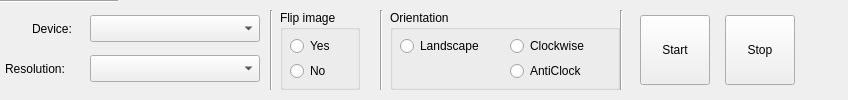
Before: the Qt Designer form Samples/Linux/TopsensRealSense/panel.ui in Topsens/3DVision, drawn with Qt 5.
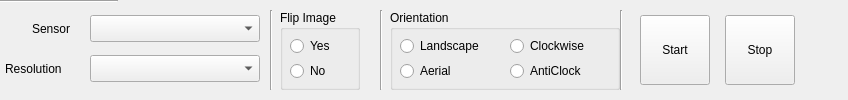
After: the same form once the commit is applied.

Commit message: Add V1.8.1: Add image aerial direction; Add ROS platform support and corresponding sample programs; SDK and sample programs optimization.

What changed in the file:
```diff
--- a/Samples/Linux/TopsensRealSense/panel.ui
+++ b/Samples/Linux/TopsensRealSense/panel.ui
@@ -46,7 +46,7 @@
     </rect>
    </property>
    <property name="text">
-    <string>Resolution:</string>
+    <string>Resolution</string>
    </property>
   </widget>
   <widget class="QPushButton" name="start">
@@ -85,7 +85,7 @@
     </rect>
    </property>
    <property name="text">
-    <string>Device:</string>
+    <string>Sensor</string>
    </property>
   </widget>
   <widget class="QComboBox" name="device">
@@ -108,7 +108,7 @@
     </rect>
    </property>
    <property name="title">
-    <string>Flip image</string>
+    <string>Flip Image</string>
    </property>
    <widget class="QRadioButton" name="flipYes">
     <property name="geometry">
@@ -214,11 +214,19 @@
      <string>AntiClock</string>
     </property>
    </widget>
-   <zorder>land</zorder>
-   <zorder>clock</zorder>
-   <zorder>antic</zorder>
-   <zorder>start</zorder>
-   <zorder>stop</zorder>
+   <widget class="QRadioButton" name="aerial">
+    <property name="geometry">
+     <rect>
+      <x>10</x>
+      <y>50</y>
+      <width>100</width>
+      <height>22</height>
+     </rect>
+    </property>
+    <property name="text">
+     <string>Aerial</string>
+    </property>
+   </widget>
   </widget>
   <widget class="Line" name="vline3">
    <property name="geometry">
```
The commit also changes 1128 other files.
